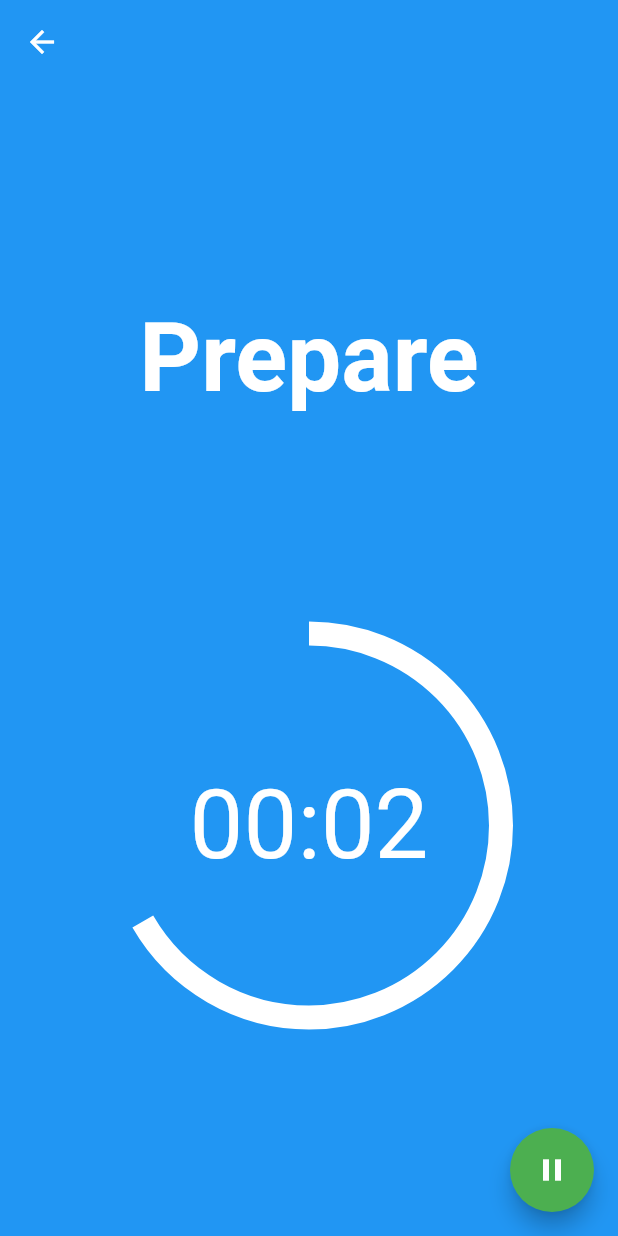
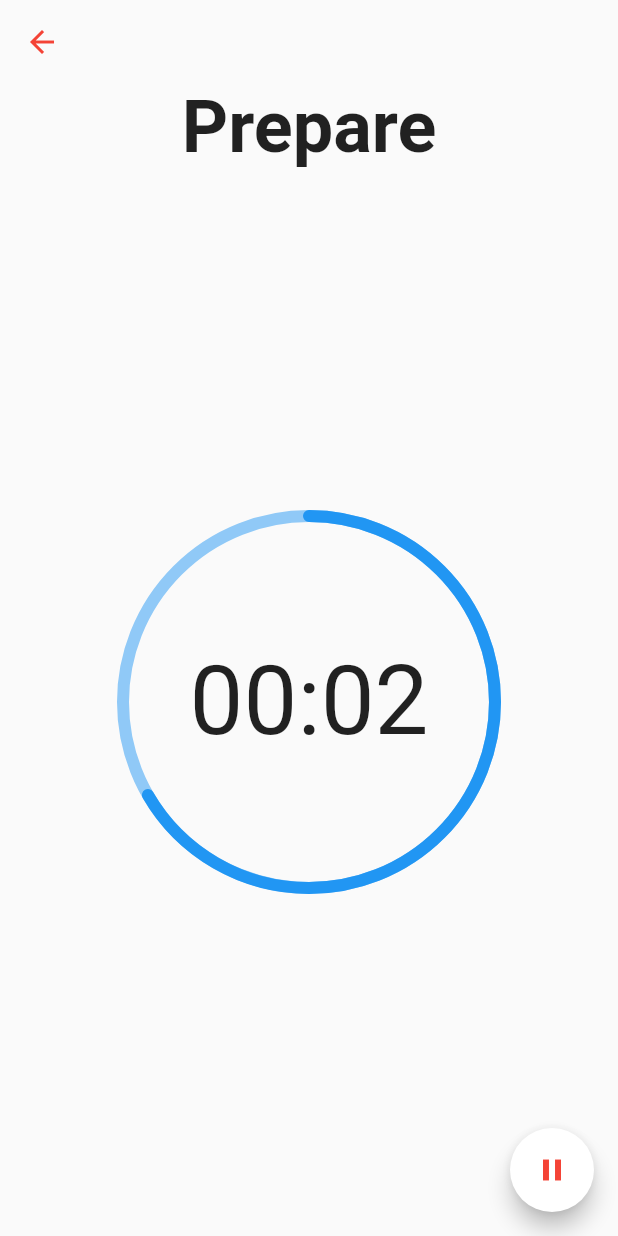
Before and after one commit to qrhfz/interval, a Flutter app: the screen it shows after launch, after a tap on the "play arrow" icon, on a phone screen of 412 x 824 dp. Run offline on Flutter 3.47's test engine with Material 2 defaults, Android fonts, the phone set to English and light mode, and no system bars; drawn by our look-alikes of percent_indicator; our stand-ins replace bloc, fast_immutable_collections, flutter_bloc, flutter_local_notifications, flutter_spinbox, freezed_annotation and 2 more.

Commit message:
ui update

```diff
--- a/lib/app/app.dart
+++ b/lib/app/app.dart
@@ -48,7 +48,8 @@ class MyApp extends StatelessWidget {
         theme: ThemeData(
           primarySwatch: Colors.red,
           floatingActionButtonTheme: const FloatingActionButtonThemeData(
-            backgroundColor: Colors.green,
+            backgroundColor: Colors.white,
+            foregroundColor: Colors.red,
           ),
         ),
       ),
--- a/lib/app/interval/interval_route.dart
+++ b/lib/app/interval/interval_route.dart
@@ -10,6 +10,7 @@ import 'package:interval/app/interval/cubit/timer_cubit.dart';
 import 'package:interval/domain/entitites/task.dart';
 import 'package:interval/utils/duration_extension.dart';
 import 'package:just_audio/just_audio.dart';
+import 'package:percent_indicator/percent_indicator.dart';
 
 import '../../domain/entitites/loop.dart';
 import '../app.dart';
@@ -142,10 +143,11 @@ class _IntervalRouteState extends State<IntervalRoute> with RouteAware {
             ),
           );
           return Scaffold(
-            backgroundColor: currentTask.color,
+            // backgroundColor: currentTask.color,
             appBar: AppBar(
               backgroundColor: Colors.transparent,
               elevation: 0,
+              foregroundColor: Colors.red,
             ),
             floatingActionButton: FloatingActionButton(
               child: BlocBuilder<TimerCubit, TimerState>(
@@ -164,15 +166,15 @@ class _IntervalRouteState extends State<IntervalRoute> with RouteAware {
               width: double.infinity,
               child: Column(
                 crossAxisAlignment: CrossAxisAlignment.center,
-                mainAxisAlignment: MainAxisAlignment.spaceEvenly,
                 children: [
                   Text(
                     currentTask.name,
                     style: const TextStyle(
-                        fontSize: 64,
-                        color: Colors.white,
+                        fontSize: 48,
+                        // color: Colors.white,
                         fontWeight: FontWeight.bold),
                   ),
+                  const Spacer(),
                   BlocBuilder<TimerCubit, TimerState>(
                     builder: (context, state) {
                       final time = state.maybeWhen(
@@ -183,9 +185,11 @@ class _IntervalRouteState extends State<IntervalRoute> with RouteAware {
                       return TimerProgress(
                         time: time,
                         total: currentTask.duration,
+                        color: currentTask.color,
                       );
                     },
                   ),
+                  const Spacer(),
                 ],
               ),
             ),
@@ -201,40 +205,30 @@ class TimerProgress extends StatelessWidget {
     Key? key,
     required this.time,
     required this.total,
+    required this.color,
   }) : super(key: key);
 
   final Duration time;
   final Duration total;
+  final Color color;
 
   @override
   Widget build(BuildContext context) {
-    return SizedBox(
-      width: 256,
-      height: 256,
-      child: Stack(
-        alignment: AlignmentDirectional.center,
-        clipBehavior: Clip.none,
-        children: [
-          Positioned(
-            top: 0,
-            left: 0,
-            right: 0,
-            bottom: 0,
-            child: CircularProgressIndicator(
-              color: Colors.white,
-              // to not divide by zero add really small number
-              value: time.inSeconds / (total.inSeconds + 1e-5),
-              strokeWidth: 16,
-            ),
-          ),
-          Text(
-            time.toFormattedString(),
-            style: const TextStyle(
-              fontSize: 64,
-              color: Colors.white,
-            ),
-          ),
-        ],
+    return CircularPercentIndicator(
+      // to not divide by zero add really small number
+      percent: time.inSeconds / (total.inSeconds + 1e-5),
+      progressColor: color,
+      backgroundColor: color.withAlpha(125),
+      radius: 128,
+      lineWidth: 8,
+      backgroundWidth: 8,
+      circularStrokeCap: CircularStrokeCap.round,
+      center: Text(
+        time.toFormattedString(),
+        style: const TextStyle(
+          fontSize: 64,
+          // color: Colors.white,
+        ),
       ),
     );
   }
--- a/pubspec.yaml
+++ b/pubspec.yaml
@@ -39,6 +39,7 @@ dependencies:
   freezed_annotation: ^2.1.0
   go_router: ^4.2.2
   just_audio: ^0.9.28
+  percent_indicator: ^4.2.2
 
 dev_dependencies:
   build_runner: ^2.2.0
```
Also changed, not shown: pubspec.lock.
